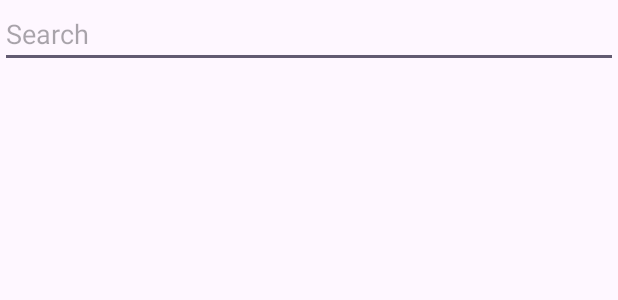
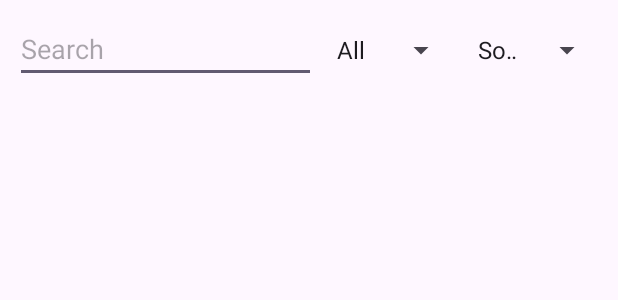
Before and after one commit to birdmarty/TorrentProject, an Android app: the layout fragment_discover.xml on its own in the app's theme, with its tools: preview values and no code run, on a phone screen of 412 x 824 dp. Shown: the top 300 px of the screen. Run offline under Robolectric (Android 15) with nearby library versions, the phone set to English and light mode, and no system bars; network calls fail.

Commit message:
mostly finished DiscoverFragment
TODO:
Use database to setup profiles

Set up notification system for the downloading, so that you can see the progress, speed, seeds in the notification bar

Make the download as a service so it can download in the background

- When download reaches 20% show a pop up
  1. open GOM player and start streaming
  2. continue downloading

- Implement a system to check if the torrent has been downloaded yet and open it if so.

```diff
--- a/app/build.gradle
+++ b/app/build.gradle
@@ -29,6 +29,8 @@ android {
 }
 
 dependencies {
+    implementation 'com.github.bumptech.glide:glide:4.15.1'
+    annotationProcessor 'com.github.bumptech.glide:compiler:4.15.1'
     def torrentStreamVersion = "2.7.0"  // Replace with the latest version
     implementation libs.torrentstream.android
     implementation 'org.jsoup:jsoup:1.16.1'
--- a/app/src/main/res/layout/fragment_discover.xml
+++ b/app/src/main/res/layout/fragment_discover.xml
@@ -9,18 +9,57 @@
         android:layout_height="match_parent"
         android:orientation="vertical">
 
-        <EditText
-            android:id="@+id/inputSearch"
+        <!-- Search bar and spinners in a horizontal layout -->
+        <LinearLayout
             android:layout_width="match_parent"
             android:layout_height="wrap_content"
-            android:hint="Search"
-            android:imeOptions="actionSearch"
-            android:inputType="text" />
+            android:orientation="horizontal"
+            android:padding="10dp">
 
+            <!-- Search EditText -->
+            <EditText
+                android:id="@+id/inputSearch"
+                android:layout_width="178dp"
+                android:layout_height="wrap_content"
+                android:layout_weight="1"
+                android:hint="Search"
+                android:imeOptions="actionSearch"
+                android:inputType="text" />
+
+            <!-- Category Spinner -->
+            <Spinner
+                android:id="@+id/categorySpinner"
+                android:layout_width="88dp"
+                android:layout_height="wrap_content"
+                android:layout_marginLeft="6dp"
+                android:entries="@array/category_options" />
+
+            <!-- Sort Spinner -->
+            <Spinner
+                android:id="@+id/sortSpinner"
+                android:layout_width="91dp"
+                android:layout_height="wrap_content"
+                android:layout_marginLeft="6dp"
+                android:entries="@array/sort_options" />
+        </LinearLayout>
+
+        <!-- RecyclerView to display results -->
         <androidx.recyclerview.widget.RecyclerView
             android:id="@+id/recyclerview"
             android:layout_width="match_parent"
             android:layout_height="match_parent"
             android:scrollbars="vertical" />
+
+
     </LinearLayout>
+
+    <!-- Centering the ImageView -->
+    <ImageView
+        android:id="@+id/loadingIcon"
+        android:layout_width="100dp"
+        android:layout_height="100dp"
+        android:src="@drawable/loading"
+        android:layout_gravity="center"
+        android:visibility="gone" /> <!-- Start with hidden -->
+
 </FrameLayout>
--- a/app/src/main/res/values/strings.xml
+++ b/app/src/main/res/values/strings.xml
@@ -2,4 +2,33 @@
     <string name="app_name">My Application</string>
     <!-- TODO: Remove or change this placeholder text -->
     <string name="hello_blank_fragment">Hello blank fragment</string>
+
+    <!-- Categories for the Spinner -->
+    <string-array name="category_options">
+        <item>All</item>
+        <item>Movies</item>
+        <item>TV Shows</item>
+        <item>Games</item>
+        <item>Music</item>
+        <item>Applications</item>
+        <item>Documentaries</item>
+        <item>Anime</item>
+        <item>Other</item>
+        <item>XXX</item>
+    </string-array>
+
+    <!-- Sorting options for the Spinner -->
+    <string-array name="sort_options">
+        <item>Sort by...</item>
+        <item>Seeders DESC</item>
+        <item>Seeders ASC</item>
+        <item>Leechers DESC</item>
+        <item>Leechers ASC</item>
+        <item>Size ASC</item>
+        <item>Size DESC</item>
+        <item>Name ASC</item>
+        <item>Name DESC</item>
+    </string-array>
+
+
 </resources>
```
Also changed, not shown: app/src/main/java/com/example/myapplication/fragments/DiscoverFragment.java (+138 -161 lines), app/src/main/java/com/example/myapplication/fragments/SearchResultsFragment.java (+1 -7 lines), app/src/main/java/com/example/myapplication/parsing/CategoryList.java (added, +46 -0 lines), app/src/main/java/com/example/myapplication/parsing/SortList.java (+8 -1 lines), app/src/main/java/com/example/myapplication/repository/TorrentRepository.java (added, +62 -0 lines), app/src/main/res/layout/activity_main.xml (+10 -1 lines), app/src/main/res/drawable/loading.gif (added).
